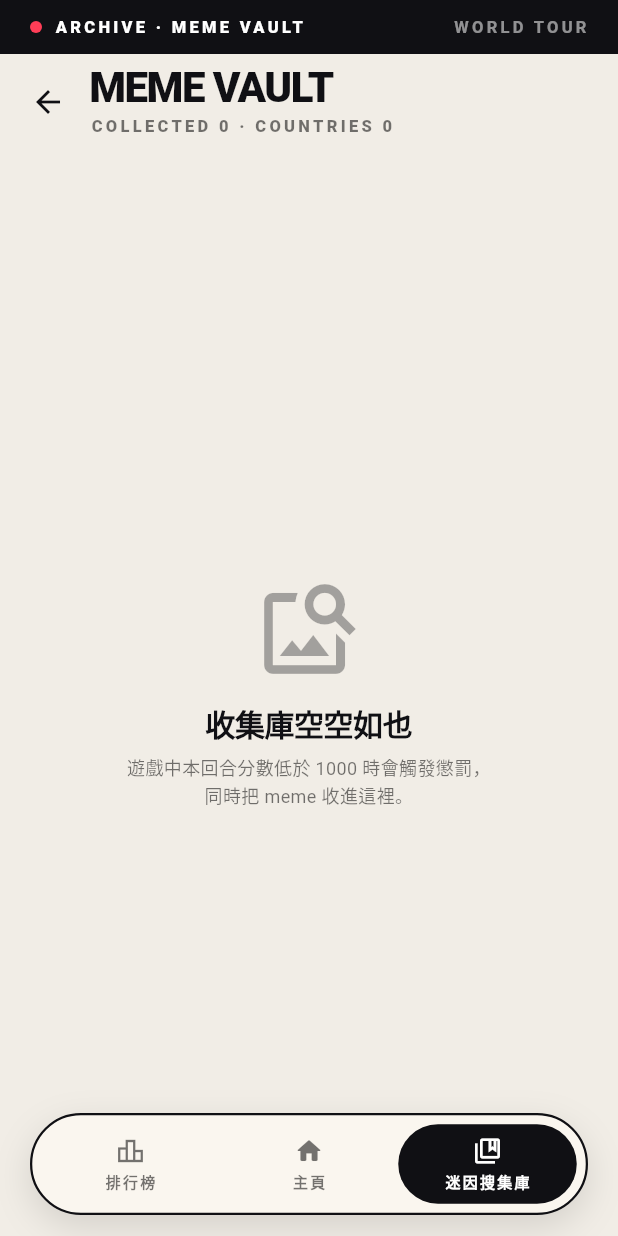
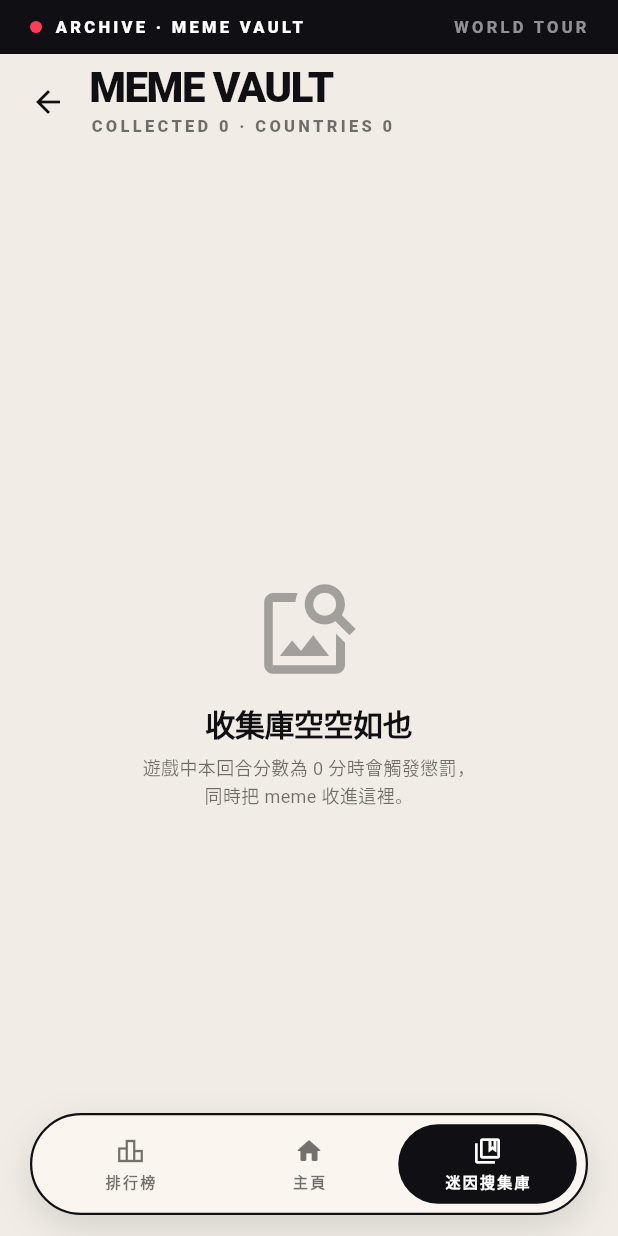
Before and after one commit to jamessu0530/streetscope-challenge, a Flutter app: the screen it shows after launch, item 3 of the bottom bar chosen, on a phone screen of 412 x 824 dp. Run offline on Flutter 3.47's test engine with Material 3 defaults, Android fonts, the phone set to English and light mode, and no system bars; our stand-ins replace audioplayers, flutter_dotenv, google_maps_flutter, shared_preferences, webview_flutter.

Commit message:
Change meme punishment trigger to zero score only.
This updates the trigger threshold and collection-page copy so memes are shown only when a round scores exactly 0.

Made-with: Cursor

```diff
--- a/lib/screens/meme_collection_page.dart
+++ b/lib/screens/meme_collection_page.dart
@@ -428,7 +428,7 @@ class _EmptyState extends StatelessWidget {
             ),
             const SizedBox(height: 6),
             const Text(
-              '遊戲中本回合分數低於 1000 時會觸發懲罰，\n同時把 meme 收進這裡。',
+              '遊戲中本回合分數為 0 分時會觸發懲罰，\n同時把 meme 收進這裡。',
               textAlign: TextAlign.center,
               style: TextStyle(
                 fontSize: 12,
--- a/lib/services/meme_service.dart
+++ b/lib/services/meme_service.dart
@@ -1,7 +1,7 @@
 // =============================================================================
 // meme_service
 //
-// 懲罰用 meme 抓取：當玩家本回合分數 < 1000，去 Reddit 抓一個跟
+// 懲罰用 meme 抓取：當玩家本回合分數 = 0，去 Reddit 抓一個跟
 // 目標國家相關的 meme 回來嘲諷玩家。
 //
 // 設計原則：
@@ -23,8 +23,8 @@ import 'package:http/http.dart' as http;
 
 import '../models/meme_result.dart';
 
-/// 分數門檻：低於此分數才觸發。
-const int kMemePunishmentScoreThreshold = 1000;
+/// 分數門檻：低於此分數才觸發（=0 分時觸發）。
+const int kMemePunishmentScoreThreshold = 1;
 
 /// 一律帶上禮貌的 User-Agent；Reddit 對無 UA 的請求會 429 / 403。
 const String _kRedditUserAgent =
```
